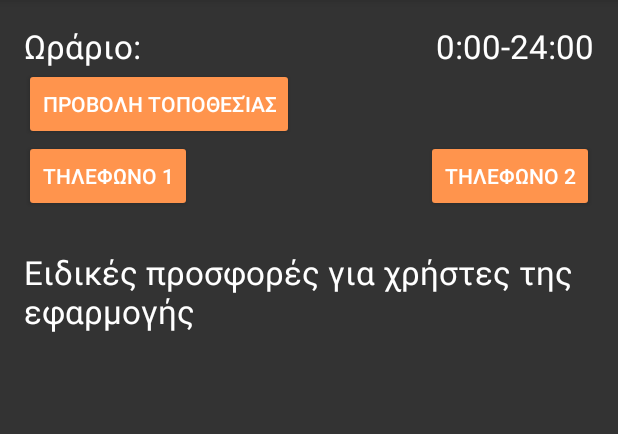
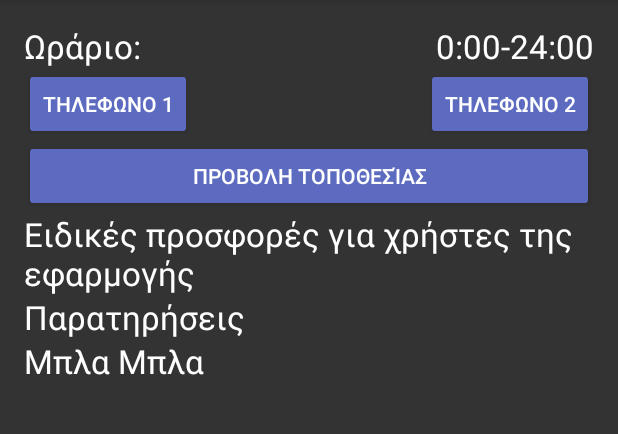
Before and after one commit to Zarkopafilis/FyliDeliveryStars, an Android app: the layout activity_shop_profile.xml on its own in the app's theme, with its tools: preview values and no code run, on a phone screen of 412 x 824 dp, the part 84-518 px from its top. Run offline under Robolectric (Android 15) with nearby library versions, the phone set to English and light mode, and no system bars.

Commit message:
Populate ShopProfile Fix layouts Scroll changes

```diff
--- a/FyliDeliveryStars/app/src/main/java/fyli/gr/fylideliverystars/Contact.java
+++ b/FyliDeliveryStars/app/src/main/java/fyli/gr/fylideliverystars/Contact.java
@@ -16,6 +16,8 @@ public class Contact extends Activity {
         super.onCreate(savedInstanceState);
         getWindow().requestFeature(Window.FEATURE_CONTENT_TRANSITIONS);
         setContentView(R.layout.activity_contact);
+
+        getActionBar().setTitle("Επικοινωνία");
 
         final Button contactDial = (Button) findViewById(R.id.contactNumberButton);
         contactDial.setOnClickListener(new View.OnClickListener() {
--- a/FyliDeliveryStars/app/src/main/java/fyli/gr/fylideliverystars/DeliveryOrTakeAway.java
+++ b/FyliDeliveryStars/app/src/main/java/fyli/gr/fylideliverystars/DeliveryOrTakeAway.java
@@ -17,6 +17,7 @@ public class DeliveryOrTakeAway extends Activity {
     protected void onCreate(Bundle savedInstanceState) {
         super.onCreate(savedInstanceState);
         getWindow().requestFeature(Window.FEATURE_CONTENT_TRANSITIONS);
+        requestWindowFeature(Window.FEATURE_NO_TITLE);
         setContentView(R.layout.activity_delivery_or_take_away);
 
         Bundle extras = getIntent().getExtras();
--- a/FyliDeliveryStars/app/src/main/java/fyli/gr/fylideliverystars/provider/CSVParser.java
+++ b/FyliDeliveryStars/app/src/main/java/fyli/gr/fylideliverystars/provider/CSVParser.java
@@ -66,8 +66,8 @@ public class CSVParser {
                 String priceRaw = rowData[7];
                // Log.d("slp ","priceRaw: " + priceRaw);
 
-                String[] productList = productRaw.split("|");
-                String[] priceList = priceRaw.split("|");
+                String[] productList = productRaw.split("~");
+                String[] priceList = priceRaw.split("~");
 
                 HashMap<String, String> productPrice = new HashMap<>();
 
--- /dev/null
+++ b/FyliDeliveryStars/app/src/main/java/fyli/gr/fylideliverystars/util/NonScrollListView.java
@@ -0,0 +1,27 @@
+package fyli.gr.fylideliverystars.util;
+
+import android.content.Context;
+import android.util.AttributeSet;
+import android.view.ViewGroup;
+import android.widget.ListView;
+
+public class NonScrollListView extends ListView {
+
+    public NonScrollListView(Context context) {
+        super(context);
+    }
+    public NonScrollListView(Context context, AttributeSet attrs) {
+        super(context, attrs);
+    }
+    public NonScrollListView(Context context, AttributeSet attrs, int defStyle) {
+        super(context, attrs, defStyle);
+    }
+    @Override
+    public void onMeasure(int widthMeasureSpec, int heightMeasureSpec) {
+        int heightMeasureSpec_custom = MeasureSpec.makeMeasureSpec(
+                Integer.MAX_VALUE >> 2, MeasureSpec.AT_MOST);
+        super.onMeasure(widthMeasureSpec, heightMeasureSpec_custom);
+        ViewGroup.LayoutParams params = getLayoutParams();
+        params.height = getMeasuredHeight();
+    }
+}
--- a/FyliDeliveryStars/app/src/main/res/layout/activity_shop_lister.xml
+++ b/FyliDeliveryStars/app/src/main/res/layout/activity_shop_lister.xml
@@ -15,5 +15,6 @@
         android:layout_alignParentStart="true"
         android:textColor="#000000"
         android:divider="@android:color/transparent"
-        android:dividerHeight="10.0sp"/>
+        android:dividerHeight="10.0sp"
+        android:scrollbars="none"/>
 </RelativeLayout>
--- a/FyliDeliveryStars/app/src/main/res/layout/activity_shop_profile.xml
+++ b/FyliDeliveryStars/app/src/main/res/layout/activity_shop_profile.xml
@@ -13,29 +13,46 @@
         android:layout_alignParentBottom="true"
         android:layout_alignParentTop="true">
 
-    </ScrollView>
-
-    <LinearLayout
-        android:orientation="horizontal"
+        <TableLayout
             android:layout_width="match_parent"
             android:layout_height="match_parent">
 
-    </LinearLayout>
+            <TableRow
+                android:layout_width="match_parent"
+                android:layout_height="match_parent">
 
                 <RelativeLayout
-        android:layout_width="fill_parent"
-        android:layout_height="wrap_content">
+                    android:layout_width="match_parent"
+                    android:layout_height="match_parent">
 
                     <TextView
                         android:layout_width="wrap_content"
                         android:layout_height="wrap_content"
                         android:textAppearance="?android:attr/textAppearanceLarge"
-            android:text="Ειδικές προσφορές για χρήστες της εφαρμογής"
-            android:id="@+id/specialOffersDummyTextView"
-            android:layout_below="@+id/telephone1Button"
-            android:layout_alignRight="@+id/workHoursTextView"
-            android:layout_alignEnd="@+id/workHoursTextView"
-            android:layout_marginTop="25dp" />
+                        android:text="0:00-24:00"
+                        android:id="@+id/workHoursTextView"
+                        android:layout_alignParentRight="true"
+                        android:layout_alignParentEnd="true"
+                        android:layout_column="38" />
+
+                    <TextView
+                        android:layout_width="wrap_content"
+                        android:layout_height="wrap_content"
+                        android:textAppearance="?android:attr/textAppearanceLarge"
+                        android:text="Ωράριο:"
+                        android:id="@+id/workHoursDummyTextView"
+                        android:layout_alignParentLeft="true"
+                        android:layout_alignParentStart="true" />
+                </RelativeLayout>
+            </TableRow>
+
+            <TableRow
+                android:layout_width="match_parent"
+                android:layout_height="match_parent">
+
+                <RelativeLayout
+                    android:layout_width="match_parent"
+                    android:layout_height="match_parent">
 
                     <Button
                         android:layout_width="wrap_content"
@@ -47,6 +64,22 @@
                         android:layout_alignParentStart="true" />
 
                     <Button
+                        android:layout_width="wrap_content"
+                        android:layout_height="wrap_content"
+                        android:text="Τηλεφωνο 2"
+                        android:id="@+id/telephone2Button"
+                        android:layout_alignBottom="@+id/telephone1Button"
+                        android:layout_alignParentRight="true"
+                        android:layout_alignParentEnd="true"
+                        android:layout_column="38" />
+                </RelativeLayout>
+            </TableRow>
+
+            <TableRow
+                android:layout_width="match_parent"
+                android:layout_height="match_parent">
+
+                <Button
                     style="?android:attr/buttonStyleSmall"
                     android:layout_width="wrap_content"
                     android:layout_height="wrap_content"
@@ -55,34 +88,68 @@
                     android:layout_below="@+id/workHoursDummyTextView"
                     android:layout_alignParentLeft="true"
                     android:layout_alignParentStart="true" />
+            </TableRow>
+
+            <TableRow
+                android:layout_width="match_parent"
+                android:layout_height="match_parent">
 
                 <TextView
                     android:layout_width="wrap_content"
                     android:layout_height="wrap_content"
                     android:textAppearance="?android:attr/textAppearanceLarge"
-            android:text="0:00-24:00"
-            android:id="@+id/workHoursTextView"
-            android:layout_alignParentRight="true"
+                    android:text="Ειδικές προσφορές για χρήστες της εφαρμογής"
+                    android:id="@+id/textView2"
+                    android:layout_below="@+id/telephone1Button"
+                    android:layout_toStartOf="@+id/workHoursTextView"
                     android:layout_alignParentEnd="true" />
+            </TableRow>
+
+            <TableRow
+                android:layout_width="match_parent"
+                android:layout_height="match_parent">
+
+                <LinearLayout
+                    android:orientation="vertical"
+                    android:layout_width="fill_parent"
+                    android:layout_height="fill_parent">
+
+                    <fyli.gr.fylideliverystars.util.NonScrollListView
+                        android:layout_width="fill_parent"
+                        android:layout_height="fill_parent"
+                        android:id="@+id/specialOffersList"
+                        android:layout_below="@+id/textView2"
+                        android:layout_toStartOf="@+id/workHoursTextView"
+                        android:layout_alignParentEnd="true"
+                        android:scrollbars="none"/>
+                </LinearLayout>
+            </TableRow>
+
+            <TableRow
+                android:layout_width="match_parent"
+                android:layout_height="match_parent">
+
+                <TextView
+                    android:layout_width="fill_parent"
+                    android:layout_height="fill_parent"
+                    android:textAppearance="?android:attr/textAppearanceLarge"
+                    android:text="Παρατηρήσεις"
+                    android:id="@+id/textView4" />
+            </TableRow>
+
+            <TableRow
+                android:layout_width="match_parent"
+                android:layout_height="match_parent">
 
                 <TextView
                     android:layout_width="wrap_content"
                     android:layout_height="wrap_content"
                     android:textAppearance="?android:attr/textAppearanceLarge"
-            android:text="Ωράριο:"
-            android:id="@+id/workHoursDummyTextView"
-            android:layout_alignParentLeft="true"
-            android:layout_alignParentStart="true" />
+                    android:text="Μπλα Μπλα"
+                    android:id="@+id/critiqueTextView" />
+            </TableRow>
 
-        <Button
-            android:layout_width="wrap_content"
-            android:layout_height="wrap_content"
-            android:text="Τηλεφωνο 2"
-            android:id="@+id/telephone2Button"
-            android:layout_alignBottom="@+id/telephone1Button"
-            android:layout_alignParentRight="true"
-            android:layout_alignParentEnd="true" />
+        </TableLayout>
+    </ScrollView>
 
 </RelativeLayout>
-
-</RelativeLayout>
--- a/FyliDeliveryStars/app/src/main/res/values/styles.xml
+++ b/FyliDeliveryStars/app/src/main/res/values/styles.xml
@@ -18,7 +18,7 @@
         <item name="android:textColor">@color/white</item>
         <item name="android:windowBackground">@color/bg</item>
 
-        <item name="android:colorButtonNormal">@color/myAccentColor</item>
+        <item name="android:colorButtonNormal">@color/myPrimaryDarkColor</item>
         <item name="android:colorFocusedHighlight">@color/black_overlay</item>
 
     </style>
```
Also changed, not shown: FyliDeliveryStars/app/src/main/java/fyli/gr/fylideliverystars/ShopProfile.java (+13 -0 lines), FyliDeliveryStars/app/src/main/res/layout/activity_contact.xml (+9 -20 lines). Lines whose indentation alone changed are shown as unchanged.
